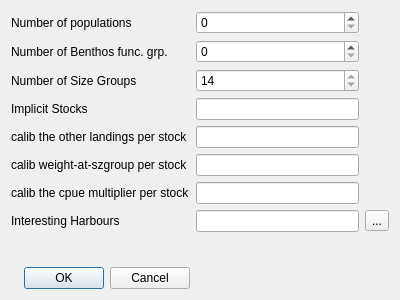
This is qtgui/configdialog.ui in frabas/DISPLACE_GUI as Qt 5 draws it before an edit. The edited form follows.
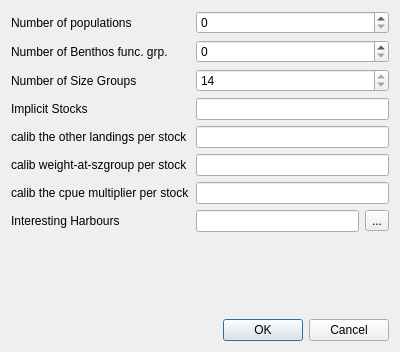
This is the edited form. Icons and pictures are not drawn.

Commit message: Configure dialog layout fixed

Diff of the .ui file:
```diff
--- a/qtgui/configdialog.ui
+++ b/qtgui/configdialog.ui
@@ -7,7 +7,7 @@
     <x>0</x>
     <y>0</y>
     <width>400</width>
-    <height>300</height>
+    <height>352</height>
    </rect>
   </property>
   <property name="windowTitle">
@@ -21,9 +21,6 @@
      </property>
     </widget>
    </item>
-   <item row="0" column="1">
-    <widget class="QSpinBox" name="nbpops"/>
-   </item>
    <item row="1" column="0">
     <widget class="QLabel" name="label_8">
      <property name="text">
@@ -38,19 +35,6 @@
      </property>
     </widget>
    </item>
-   <item row="2" column="1">
-    <widget class="QSpinBox" name="szGroups">
-     <property name="readOnly">
-      <bool>true</bool>
-     </property>
-     <property name="minimum">
-      <number>1</number>
-     </property>
-     <property name="value">
-      <number>14</number>
-     </property>
-    </widget>
-   </item>
    <item row="3" column="0">
     <widget class="QLabel" name="label_3">
      <property name="text">
@@ -58,9 +42,6 @@
      </property>
     </widget>
    </item>
-   <item row="3" column="1">
-    <widget class="QLineEdit" name="m_implicit_pops"/>
-   </item>
    <item row="4" column="0">
     <widget class="QLabel" name="label_4">
      <property name="text">
@@ -68,9 +49,6 @@
      </property>
     </widget>
    </item>
-   <item row="4" column="1">
-    <widget class="QLineEdit" name="m_calib_oth_landings"/>
-   </item>
    <item row="5" column="0">
     <widget class="QLabel" name="label_5">
      <property name="text">
@@ -78,9 +56,6 @@
      </property>
     </widget>
    </item>
-   <item row="5" column="1">
-    <widget class="QLineEdit" name="m_calib_weight_at_szgroup"/>
-   </item>
    <item row="6" column="0">
     <widget class="QLabel" name="label_6">
      <property name="text">
@@ -88,9 +63,6 @@
      </property>
     </widget>
    </item>
-   <item row="6" column="1">
-    <widget class="QLineEdit" name="m_calib_cpue_multiplier"/>
-   </item>
    <item row="7" column="0">
     <widget class="QLabel" name="label_7">
      <property name="text">
@@ -114,19 +86,6 @@
      </property>
     </spacer>
    </item>
-   <item row="9" column="0">
-    <widget class="QDialogButtonBox" name="buttonBox">
-     <property name="orientation">
-      <enum>Qt::Horizontal</enum>
-     </property>
-     <property name="standardButtons">
-      <set>QDialogButtonBox::Cancel|QDialogButtonBox::Ok</set>
-     </property>
-    </widget>
-   </item>
-   <item row="1" column="1">
-    <widget class="QSpinBox" name="nbbenthospops"/>
-   </item>
    <item row="7" column="2">
     <widget class="QToolButton" name="readFromTree">
      <property name="text">
@@ -138,6 +97,47 @@
      </property>
     </widget>
    </item>
+   <item row="9" column="0" colspan="3">
+    <widget class="QDialogButtonBox" name="buttonBox">
+     <property name="orientation">
+      <enum>Qt::Horizontal</enum>
+     </property>
+     <property name="standardButtons">
+      <set>QDialogButtonBox::Cancel|QDialogButtonBox::Ok</set>
+     </property>
+    </widget>
+   </item>
+   <item row="6" column="1" colspan="2">
+    <widget class="QLineEdit" name="m_calib_cpue_multiplier"/>
+   </item>
+   <item row="5" column="1" colspan="2">
+    <widget class="QLineEdit" name="m_calib_weight_at_szgroup"/>
+   </item>
+   <item row="4" column="1" colspan="2">
+    <widget class="QLineEdit" name="m_calib_oth_landings"/>
+   </item>
+   <item row="3" column="1" colspan="2">
+    <widget class="QLineEdit" name="m_implicit_pops"/>
+   </item>
+   <item row="2" column="1" colspan="2">
+    <widget class="QSpinBox" name="szGroups">
+     <property name="readOnly">
+      <bool>true</bool>
+     </property>
+     <property name="minimum">
+      <number>1</number>
+     </property>
+     <property name="value">
+      <number>14</number>
+     </property>
+    </widget>
+   </item>
+   <item row="1" column="1" colspan="2">
+    <widget class="QSpinBox" name="nbbenthospops"/>
+   </item>
+   <item row="0" column="1" colspan="2">
+    <widget class="QSpinBox" name="nbpops"/>
+   </item>
   </layout>
  </widget>
  <resources>
```
Left out of the diff: 2 changed lines with no effect on the pictures.
